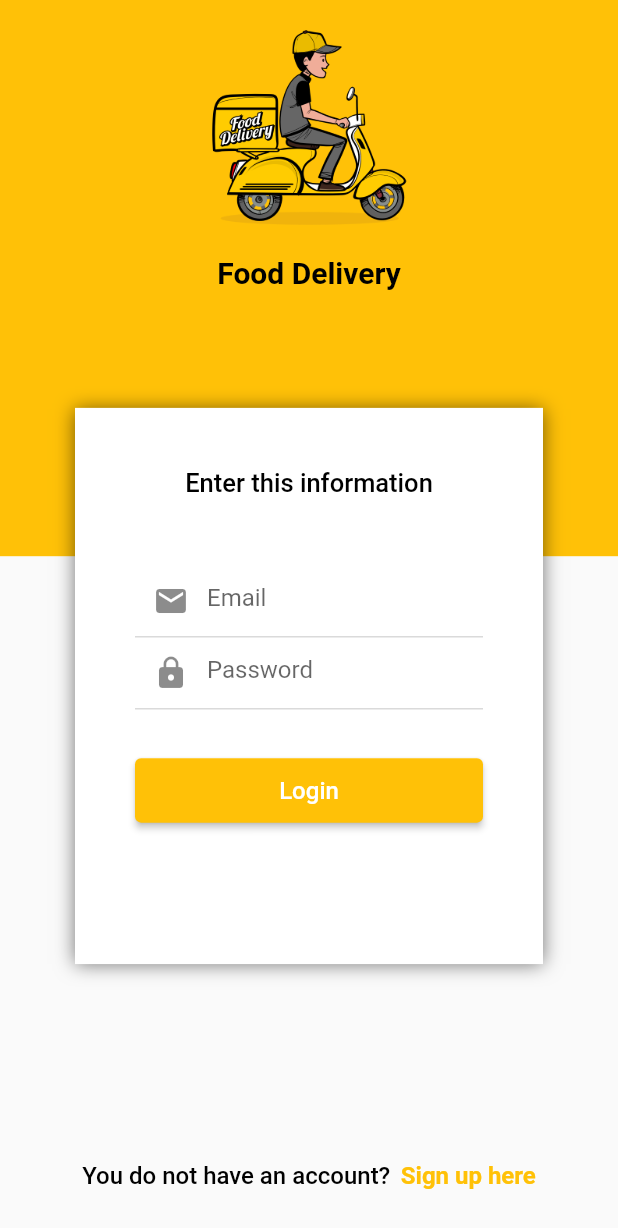
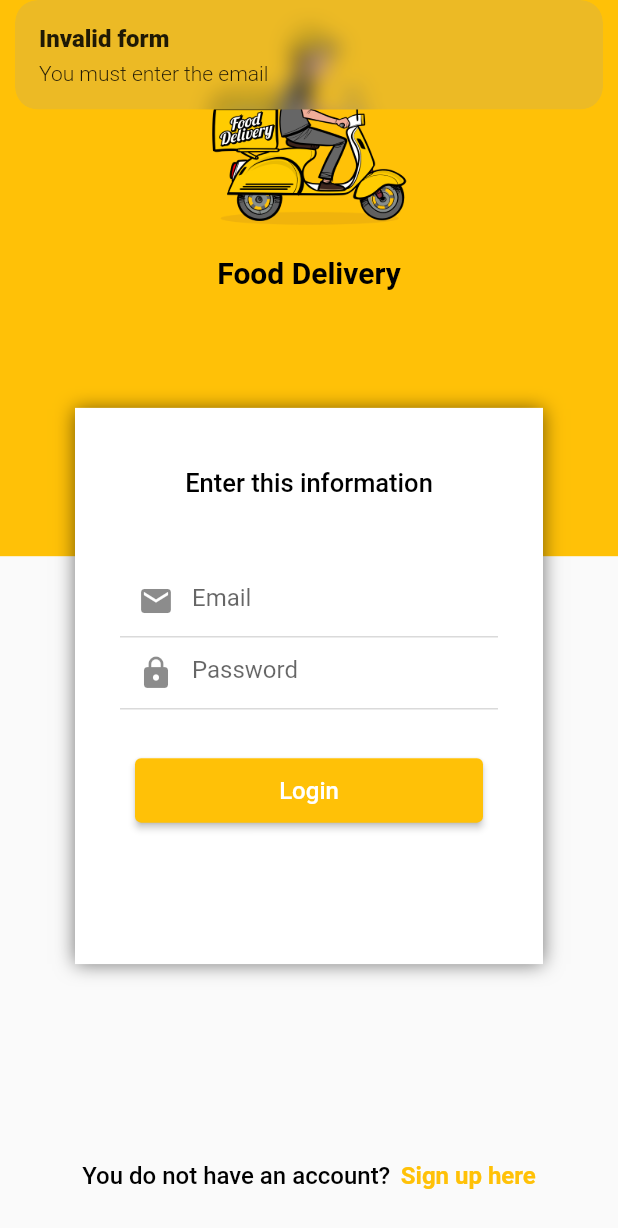
Before and after one commit to legin098/Flutter-DeliveryApp, a Flutter app: the screen it shows after launch, after a tap on "Login", on a phone screen of 412 x 824 dp. Shown: the top 1228 px of the screen. Run offline on Flutter 3.47's test engine with Material 2 defaults, Android fonts, the phone set to English and light mode, and no system bars; our stand-ins replace get.

Commit message:
control formulario login

```diff
--- a/lib/main.dart
+++ b/lib/main.dart
@@ -1,4 +1,5 @@
 import 'package:delivery_app/src/pages/login/login_page.dart';
+import 'package:delivery_app/src/pages/register/register_page.dart';
 import 'package:flutter/material.dart';
 import 'package:get/get.dart';
 
@@ -26,7 +27,10 @@ class _MyAppState extends State<MyApp> {
       title: 'Delivery',
       debugShowCheckedModeBanner: false,
       initialRoute: '/',
-      getPages: [GetPage(name: "/", page: (() => const LoginPage()))],
+      getPages: [
+        GetPage(name: "/", page: (() => LoginPage())),
+        GetPage(name: "/register", page: (() => RegisterPage()))
+      ],
       theme: ThemeData(
           primaryColor: Colors.amber,
           colorScheme: const ColorScheme(
--- /dev/null
+++ b/lib/src/pages/login/login_controller.dart
@@ -0,0 +1,42 @@
+import 'package:flutter/cupertino.dart';
+import 'package:get/get.dart';
+
+class LoginController extends GetxController {
+  TextEditingController emailController = TextEditingController();
+  TextEditingController passwordController = TextEditingController();
+
+  void goToRegisterPage() {
+    Get.toNamed("/register");
+  }
+
+  void login() {
+    String email = emailController.text.trim();
+    String password = passwordController.text.trim();
+
+    print('Email: ${email}');
+    print('Password: ${password}');
+
+    if (isValidForm(email, password)) {
+      Get.snackbar('Valid form', "Are you ready to send the Http request");
+    }
+  }
+
+  bool isValidForm(String email, String password) {
+    if (email.isEmpty) {
+      Get.snackbar('Invalid form', "You must enter the email");
+      return false;
+    }
+
+    if (!GetUtils.isEmail(email)) {
+      Get.snackbar('Invalid form', "The email is not valid");
+      return false;
+    }
+
+    if (password.isEmpty) {
+      Get.snackbar('Invalid form', "You must enter the password");
+      return false;
+    }
+
+    return true;
+  }
+}
--- a/lib/src/pages/login/login_page.dart
+++ b/lib/src/pages/login/login_page.dart
@@ -1,7 +1,9 @@
+import 'package:delivery_app/src/pages/login/login_controller.dart';
 import 'package:flutter/material.dart';
+import 'package:get/get.dart';
 
 class LoginPage extends StatelessWidget {
-  const LoginPage({super.key});
+  LoginController con = Get.put(LoginController());
 
   @override
   Widget build(BuildContext context) {
@@ -86,23 +88,25 @@ class LoginPage extends StatelessWidget {
 
   Widget _textFieldEmail() {
     return Container(
-      margin: const EdgeInsets.symmetric(horizontal: 40),
-      child: const TextField(
+      margin: const EdgeInsets.symmetric(horizontal: 30),
+      child: TextField(
+        controller: con.emailController,
         keyboardType: TextInputType.emailAddress,
-        decoration:
-            InputDecoration(hintText: 'Email', prefixIcon: Icon(Icons.email)),
+        decoration: const InputDecoration(
+            hintText: 'Email', prefixIcon: Icon(Icons.email)),
       ),
     );
   }
 
   Widget _textFieldPassword() {
     return Container(
-      margin: const EdgeInsets.symmetric(horizontal: 40),
-      child: const TextField(
+      margin: const EdgeInsets.symmetric(horizontal: 30),
+      child: TextField(
+        controller: con.passwordController,
         keyboardType: TextInputType.text,
         obscureText: true,
-        decoration:
-            InputDecoration(hintText: 'Password', prefixIcon: Icon(Icons.lock)),
+        decoration: const InputDecoration(
+            hintText: 'Password', prefixIcon: Icon(Icons.lock)),
       ),
     );
   }
@@ -112,7 +116,7 @@ class LoginPage extends StatelessWidget {
       width: double.infinity,
       margin: const EdgeInsets.symmetric(horizontal: 40, vertical: 30),
       child: ElevatedButton(
-          onPressed: () {},
+          onPressed: () => con.login(),
           style: ElevatedButton.styleFrom(
               padding: const EdgeInsets.symmetric(vertical: 12)),
           child: const Text(
@@ -127,19 +131,22 @@ class LoginPage extends StatelessWidget {
     return Row(
       mainAxisAlignment: MainAxisAlignment.center,
       crossAxisAlignment: CrossAxisAlignment.start,
-      children: const <Widget>[
-        Text(
+      children: <Widget>[
+        const Text(
           'You do not have an account?',
           style: TextStyle(
               color: Colors.black, fontWeight: FontWeight.w500, fontSize: 16),
         ),
-        SizedBox(
+        const SizedBox(
           width: 7,
         ),
-        Text(
-          'Sign up here',
-          style: TextStyle(
-              color: Colors.amber, fontWeight: FontWeight.bold, fontSize: 16),
+        GestureDetector(
+          onTap: () => con.goToRegisterPage(),
+          child: const Text(
+            'Sign up here',
+            style: TextStyle(
+                color: Colors.amber, fontWeight: FontWeight.bold, fontSize: 16),
+          ),
         )
       ],
     );
```
Also changed, not shown: lib/src/pages/register/register_page.dart (added, +174 -0 lines).
